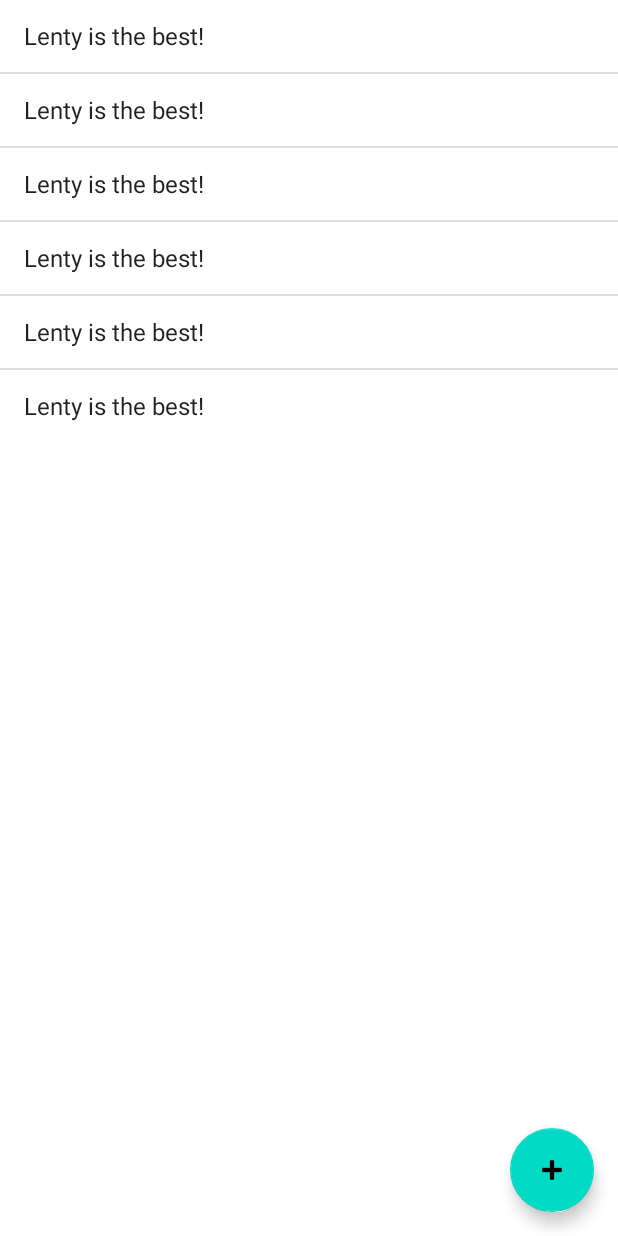
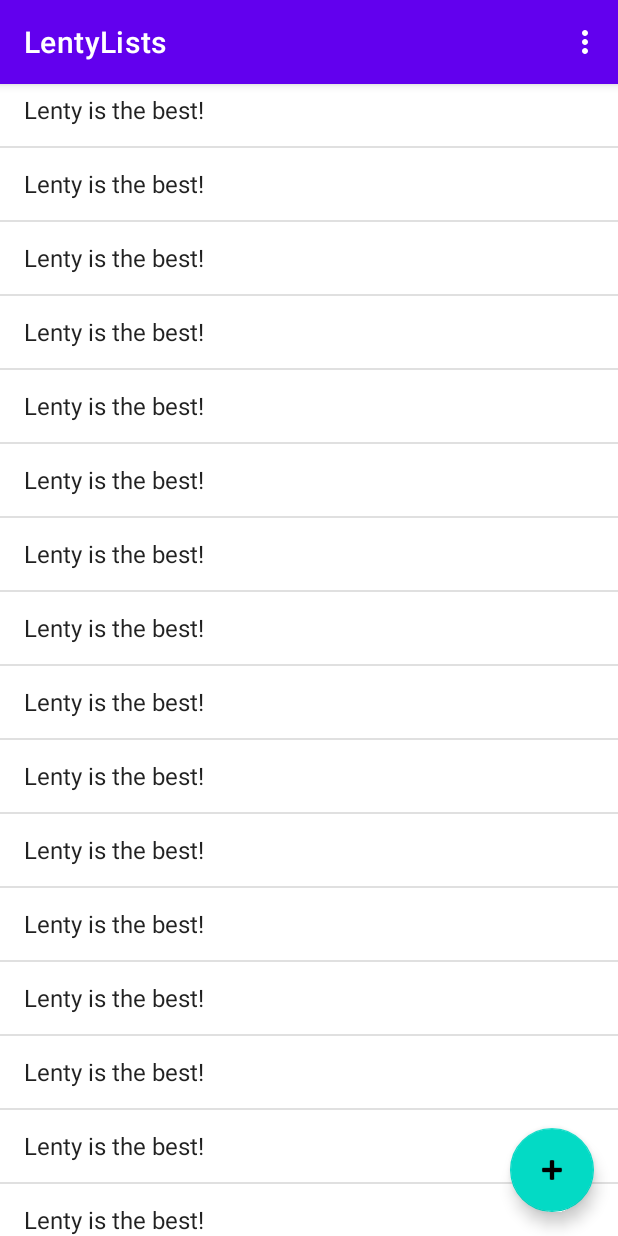
Before and after one commit to LentySprangers/LentyLists, an Android app: the screen it shows after launch (ContentMain), on a phone screen of 412 x 824 dp. Run offline under Robolectric (Android 15) with nearby library versions, the phone set to English and light mode, and no system bars.

Commit message:
added new page and navigation to it. made a toolbar.

```diff
--- a/app/src/main/AndroidManifest.xml
+++ b/app/src/main/AndroidManifest.xml
@@ -9,6 +9,7 @@
         android:roundIcon="@mipmap/ic_launcher_round"
         android:supportsRtl="true"
         android:theme="@style/Theme.LentyLists">
+        <activity android:name=".AddItemPage"></activity>
         <activity
             android:name=".ContentMain"
             android:label="@string/app_name"
--- a/app/src/main/java/com/example/lentylists/ContentMain.java
+++ b/app/src/main/java/com/example/lentylists/ContentMain.java
@@ -1,5 +1,6 @@
 package com.example.lentylists;
 
+import android.content.Intent;
 import android.os.Bundle;
 import android.view.Menu;
 import android.view.MenuItem;
@@ -34,9 +35,22 @@ public class ContentMain extends AppCompatActivity {
         setListAdapter(adapter);
 
 
-        for (int i = 0; i <= 5; i++) {
+        for (int i = 0; i <= 20; i++) {
             this.listItems.add("Lenty is the best!");
         }
+
+        FloatingActionButton fab = findViewById(R.id.fab);
+        fab.setOnClickListener(new View.OnClickListener() {
+            @Override
+            public void onClick(View view) {
+                openAddItemPage();
+            }
+        });
+    }
+
+    public void openAddItemPage() {
+        Intent intent = new Intent(this, AddItemPage.class);
+        startActivity(intent);
     }
 
     private void setListAdapter(ListAdapter adapter) {
--- a/app/src/main/res/layout/content_main.xml
+++ b/app/src/main/res/layout/content_main.xml
@@ -9,16 +9,14 @@
     android:orientation="vertical"
     tools:context=".ContentMain">
 
+    <include android:id="@+id/toolbar" layout="@layout/toolbar"/>
+
     <ListView
         android:id="@+id/list_item"
         android:layout_width="match_parent"
         android:layout_height="wrap_content"
-        android:layout_above="@+id/InnerRelativeLayout"
-        android:layout_alignParentTop="true"
         app:layout_constraintBottom_toBottomOf="parent"
         tools:layout_editor_absoluteX="45dp">
-
-
     </ListView>
 
 
@@ -29,7 +27,7 @@
             android:layout_height="wrap_content"
             android:layout_gravity="bottom|end"
             android:layout_margin="@dimen/fab_margin"
-            android:contentDescription="addItem"
+            android:contentDescription="@string/fab_add_item"
             android:scaleType="center"
             app:srcCompat="@android:drawable/ic_input_add" />
 
--- /dev/null
+++ b/app/src/main/res/layout/toolbar.xml
@@ -0,0 +1,12 @@
+<?xml version="1.0" encoding="utf-8"?>
+<androidx.appcompat.widget.Toolbar xmlns:android="http://schemas.android.com/apk/res/android"
+    android:layout_width="match_parent"
+    android:layout_height="wrap_content"
+    xmlns:app="http://schemas.android.com/apk/res-auto"
+    android:background="@color/design_default_color_primary"
+    android:elevation="4dp"
+    android:theme="@style/ThemeOverlay.AppCompat.Dark.ActionBar"
+    app:popupTheme="@style/Theme.AppCompat.Light">
+
+
+</androidx.appcompat.widget.Toolbar>
--- a/app/src/main/res/values/strings.xml
+++ b/app/src/main/res/values/strings.xml
@@ -9,4 +9,10 @@
 
     <string name="hello_first_fragment">first item</string>
     <string name="hello_second_fragment">Hello second fragment. Arg: %1$s</string>
+    <!--activity_add_item-->
+    <string name="add_item_page_title">add a new item to the list</string>
+    <string name="add_item_button">Add to list</string>
+    <string name="hint_add_item">Enter new item</string>
+
+    <string name="fab_add_item">add item</string>
 </resources>
--- a/app/src/main/res/values/themes.xml
+++ b/app/src/main/res/values/themes.xml
@@ -1,6 +1,6 @@
 <resources xmlns:tools="http://schemas.android.com/tools">
     <!-- Base application theme. -->
-    <style name="Theme.LentyLists" parent="Theme.MaterialComponents.DayNight.DarkActionBar">
+    <style name="Theme.LentyLists" parent="Theme.MaterialComponents.DayNight.NoActionBar">
         <!-- Primary brand color. -->
         <item name="colorPrimary">@color/purple_500</item>
         <item name="colorPrimaryVariant">@color/purple_700</item>
```
Also changed, not shown: app/src/main/java/com/example/lentylists/AddItemPage.java (added, +17 -0 lines), app/src/main/res/layout/activity_add_item_page.xml (added, +25 -0 lines).
